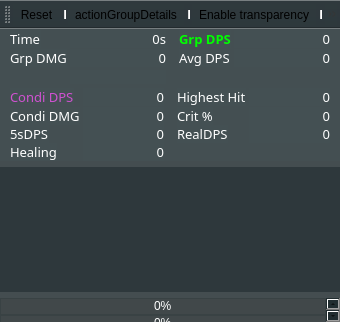
Above: mainwindow.ui from Tyrox92/Gw2SPECS before the change. Below: the same form after it.
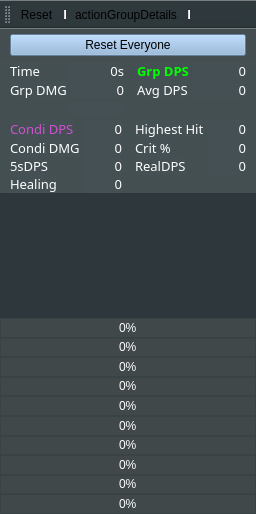
That is the form after the change. Icons and pictures are not drawn. Custom widgets are drawn as their Qt base class.

Commit message:
Preperatetions for GlobalReset
- made dmgMeter usable in every function in mainwindow
- added resetbutton in main window
- added fuction to requestreset
- added if-case in ready2read for reset

Diff of the .ui file:
```diff
--- a/mainwindow.ui
+++ b/mainwindow.ui
@@ -9,8 +9,8 @@
    <rect>
     <x>0</x>
     <y>0</y>
-    <width>340</width>
-    <height>322</height>
+    <width>256</width>
+    <height>514</height>
    </rect>
   </property>
   <property name="sizePolicy">
@@ -290,17 +290,63 @@
     <property name="bottomMargin">
      <number>0</number>
     </property>
-    <item row="1" column="0">
-     <widget class="QCustomPlot" name="widget_4" native="true">
-      <property name="minimumSize">
-       <size>
-        <width>0</width>
-        <height>125</height>
-       </size>
-      </property>
-     </widget>
-    </item>
+    <property name="spacing">
+     <number>0</number>
+    </property>
     <item row="0" column="0">
+     <widget class="QWidget" name="widget_5" native="true">
+      <property name="styleSheet">
+       <string notr="true">QWidget {
+	background-color: rgba(32, 43, 47, 0%);
+}
+QLabel {
+	background-color: rgba(32, 43, 47, 0%);
+	color: rgb(255, 255, 255);
+}
+QLineEdit {
+	background-color: #202B2F;
+	color: #FFFFFF;
+	border-style: outset;
+	border-width: 2px;
+	border-radius: 3px;
+	border-color: beige;
+	font: bold 10px;
+}</string>
+      </property>
+      <layout class="QGridLayout" name="gridLayout_6">
+       <property name="leftMargin">
+        <number>10</number>
+       </property>
+       <property name="topMargin">
+        <number>5</number>
+       </property>
+       <property name="rightMargin">
+        <number>10</number>
+       </property>
+       <property name="bottomMargin">
+        <number>5</number>
+       </property>
+       <item row="2" column="0" colspan="2">
+        <widget class="QPushButton" name="globalReset">
+         <property name="styleSheet">
+          <string notr="true">QPushButton {
+    background-color: #8BB2DA;
+}
+QPushButton#pushButton:pressed {
+    background-color: rgb(197,216,236);
+	border-style: inset;
+ 
+}</string>
+         </property>
+         <property name="text">
+          <string>Reset Everyone</string>
+         </property>
+        </widget>
+       </item>
+      </layout>
+     </widget>
+    </item>
+    <item row="1" column="0">
      <widget class="QWidget" name="widget" native="true">
       <property name="sizePolicy">
        <sizepolicy hsizetype="Preferred" vsizetype="Preferred">
@@ -1235,6 +1281,16 @@
      </widget>
     </item>
     <item row="2" column="0">
+     <widget class="QCustomPlot" name="widget_4" native="true">
+      <property name="minimumSize">
+       <size>
+        <width>0</width>
+        <height>125</height>
+       </size>
+      </property>
+     </widget>
+    </item>
+    <item row="3" column="0">
      <widget class="QWidget" name="widget_3" native="true">
       <property name="sizePolicy">
        <sizepolicy hsizetype="Expanding" vsizetype="Expanding">
@@ -1307,8 +1363,8 @@
            <rect>
             <x>0</x>
             <y>0</y>
-            <width>323</width>
-            <height>180</height>
+            <width>256</width>
+            <height>210</height>
            </rect>
           </property>
           <property name="sizePolicy">
```
Left out of the diff: 126 changed lines with no effect on the pictures. The commit also changes 2 other files.
